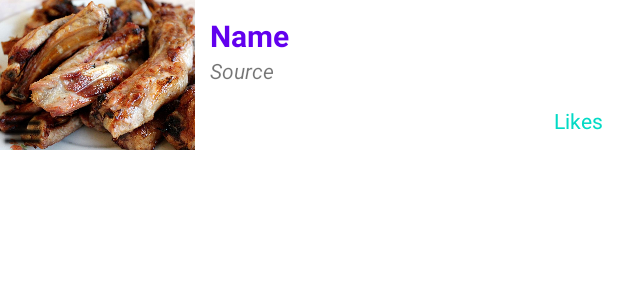
After one commit to KevinMokoro/MyRecipe, an Android app: the layout recipe_list_item_drag.xml on its own in the app's theme, with its tools: preview values and no code run, on a phone screen of 412 x 824 dp. The commit adds this screen. Shown: the top 300 px of the screen. Run offline under Robolectric (Android 15) with nearby library versions, the phone set to English and light mode, and no system bars; Roboto replaces fonts that are not available here.

Commit message:
This will implement touch item to drag or swipe.

```diff
--- a/app/src/main/java/com/moringaschool/myrecipe/adapters/FirebaseRecipeViewHolder.java
+++ b/app/src/main/java/com/moringaschool/myrecipe/adapters/FirebaseRecipeViewHolder.java
@@ -29,6 +29,8 @@ public class FirebaseRecipeViewHolder extends RecyclerView.ViewHolder implements
     View mView;
     Context mContext;
 
+    public ImageView mRecipeImageView;
+
     public FirebaseRecipeViewHolder(View itemView) {
         super(itemView);
         mView = itemView;
@@ -37,10 +39,10 @@ public class FirebaseRecipeViewHolder extends RecyclerView.ViewHolder implements
     }
 
     public void bindRecipe(Hit recipe) {
-        ImageView recipeImageView = (ImageView) mView.findViewById(R.id.recipeImageView);
+        mRecipeImageView = (ImageView) mView.findViewById(R.id.recipeImageView);
         TextView nameTextView = (TextView) mView.findViewById(R.id.recipeNameTextView);
 
-        Picasso.get().load(recipe.getRecipe().getImage()).into(recipeImageView);
+        Picasso.get().load(recipe.getRecipe().getImage()).into(mRecipeImageView);
 
         nameTextView.setText(recipe.getRecipe().getLabel());
     }
--- /dev/null
+++ b/app/src/main/res/layout/recipe_list_item_drag.xml
@@ -0,0 +1,69 @@
+<?xml version="1.0" encoding="utf-8"?>
+<LinearLayout xmlns:android="http://schemas.android.com/apk/res/android"
+    android:orientation="horizontal"
+    android:layout_width="match_parent"
+    android:layout_height="wrap_content">
+
+    <RelativeLayout
+        android:layout_width="wrap_content"
+        android:layout_height="wrap_content">
+
+        <ImageView
+            android:layout_width="130dp"
+            android:layout_height="100dp"
+            android:id="@+id/recipeImageView"
+            android:src="@drawable/choma"
+            android:scaleType="centerCrop"/>
+
+        <ImageView
+            android:id="@+id/dragIcon"
+            android:layout_width="30dp"
+            android:layout_height="30dp"
+            android:layout_alignLeft="@id/recipeImageView"
+            android:layout_alignBottom="@id/recipeImageView"
+            android:gravity="bottom|left"
+            android:src="@drawable/baseline_reorder_black_18"/>
+
+    </RelativeLayout>
+
+    <LinearLayout
+        android:orientation="vertical"
+        android:layout_width="match_parent"
+        android:background="#ffffff"
+        android:layout_height="match_parent"
+        android:padding="10dp">
+
+        <TextView
+            android:id="@+id/recipeNameTextView"
+            android:layout_width="wrap_content"
+            android:layout_height="wrap_content"
+            android:text="Name"
+            android:textColor="?attr/colorPrimary"
+            android:textSize="20dp"
+            android:textStyle="bold" />
+
+        <TextView
+            android:layout_width="wrap_content"
+            android:layout_height="wrap_content"
+            android:text="Source"
+            android:id="@+id/sourceTextView"
+            android:layout_below="@+id/sourceNameTextView"
+            android:layout_alignParentLeft="true"
+            android:layout_alignParentStart="true"
+            android:textStyle="italic"/>
+
+        <RelativeLayout
+            android:layout_width="match_parent"
+            android:layout_height="match_parent">
+
+            <TextView
+                android:id="@+id/likesTextView"
+                android:layout_width="wrap_content"
+                android:layout_height="wrap_content"
+                android:layout_alignParentRight="true"
+                android:layout_alignParentBottom="true"
+                android:text="Likes"
+                android:textColor="?attr/colorAccent" />
+        </RelativeLayout>
+    </LinearLayout>
+</LinearLayout>
```
Also changed, not shown: app/src/main/java/com/moringaschool/myrecipe/adapters/FirebaseRecipeListAdapter.java (added, +71 -0 lines), app/src/main/java/com/moringaschool/myrecipe/ui/SavedRecipeListActivity.java (+21 -25 lines), app/src/main/res/drawable-mdpi/baseline_reorder_black_18.png (added).
